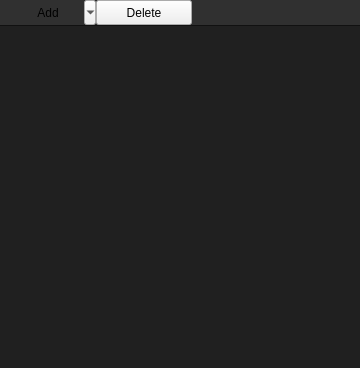
Old version of the form src/ui/panels/scenehierarchywidget.ui in the repository jahshaka/Studio.
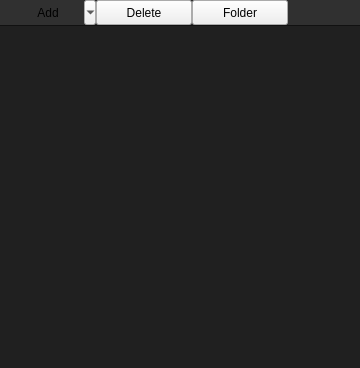
New version of the form. Icons and pictures are not drawn. Custom widgets are drawn as their Qt base class.

Commit message: outliner: folder rows, multi-select, a real row menu, and two drops that read apart

Diff of the .ui file:
```diff
--- a/src/ui/panels/scenehierarchywidget.ui
+++ b/src/ui/panels/scenehierarchywidget.ui
@@ -19,7 +19,7 @@
 	border-top: 1px solid #111;
 }
 
-#addBtn, #deleteBtn {
+#addBtn, #deleteBtn, #folderBtn {
 	padding: 4px;
 }
 
@@ -27,7 +27,7 @@
 	border: 0;
 }
 
-#deleteBtn {
+#deleteBtn, #folderBtn {
 	border-left: 1px solid #333;
 }
 
@@ -166,6 +166,28 @@
         </property>
        </widget>
       </item>
+      <item>
+       <widget class="QPushButton" name="folderBtn">
+        <property name="sizePolicy">
+         <sizepolicy hsizetype="Preferred" vsizetype="Preferred">
+          <horstretch>0</horstretch>
+          <verstretch>0</verstretch>
+         </sizepolicy>
+        </property>
+        <property name="minimumSize">
+         <size>
+          <width>96</width>
+          <height>0</height>
+         </size>
+        </property>
+        <property name="toolTip">
+         <string>Group the selected objects in a new outliner folder (nothing is reparented). With nothing selected, creates an empty folder.</string>
+        </property>
+        <property name="text">
+         <string>Folder</string>
+        </property>
+       </widget>
+      </item>
       <item>
        <spacer name="horizontalSpacer">
         <property name="orientation">
@@ -230,6 +252,13 @@
    </item>
   </layout>
  </widget>
+ <customwidgets>
+  <customwidget>
+   <class>SceneTreeWidget</class>
+   <extends>QTreeWidget</extends>
+   <header>ui/panels/scenetreewidget.h</header>
+  </customwidget>
+ </customwidgets>
  <resources>
   <include location="../../app/icons.qrc"/>
  </resources>
```
Left out of the diff: 2 changed lines with no effect on the pictures. The commit also changes 5 other files.
